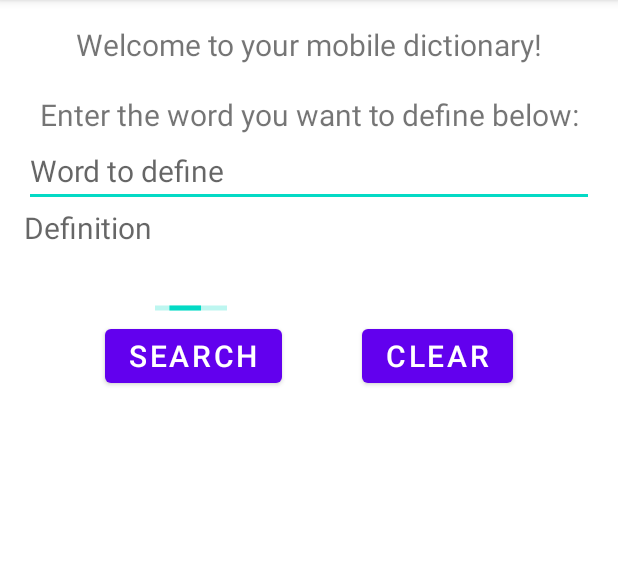
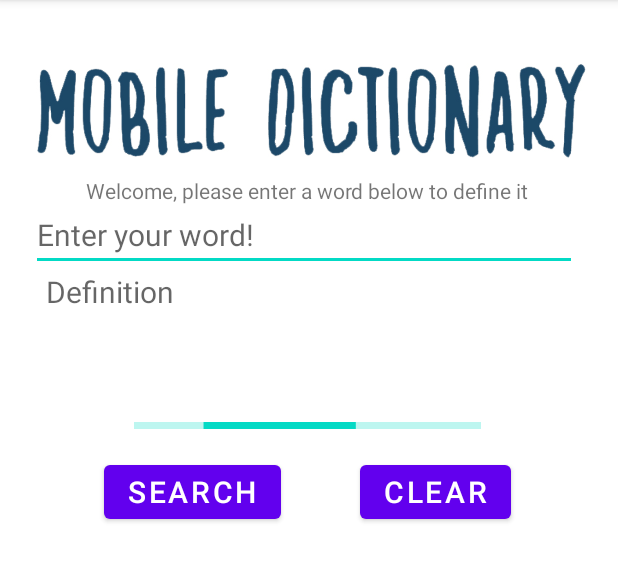
Before and after one commit to martapalermo/5520_SemesterApp, an Android app: the A6 screen opened directly, with no data from a screen before it, on a phone screen of 412 x 824 dp, the part 84-666 px from its top. Run offline under Robolectric (Android 15) with nearby library versions, the phone set to English and light mode, and no system bars.

Commit message:
more edits to progress bar

```diff
--- a/app/src/main/java/edu/neu/madcourse/madsu21_martapalermo/A6.java
+++ b/app/src/main/java/edu/neu/madcourse/madsu21_martapalermo/A6.java
@@ -6,7 +6,6 @@ import android.os.Bundle;
 import android.view.View;
 import android.widget.Button;
 import android.widget.EditText;
-import android.widget.ProgressBar;
 import android.widget.TextView;
 
 public class A6 extends AppCompatActivity {
@@ -14,7 +13,6 @@ public class A6 extends AppCompatActivity {
     String url;
     private TextView showDef;
     private EditText enterWord;
-    private ProgressBar progressBar;
 
     @Override
     protected void onCreate(Bundle savedInstanceState) {
--- a/app/src/main/res/layout/activity_at_your_service.xml
+++ b/app/src/main/res/layout/activity_at_your_service.xml
@@ -1,32 +1,49 @@
 <?xml version="1.0" encoding="utf-8"?>
-<androidx.constraintlayout.widget.ConstraintLayout xmlns:android="http://schemas.android.com/apk/res/android"
+
+<ScrollView
+    xmlns:android="http://schemas.android.com/apk/res/android"
     xmlns:app="http://schemas.android.com/apk/res-auto"
     xmlns:tools="http://schemas.android.com/tools"
-    android:layout_width="match_parent"
     android:layout_height="match_parent"
+    android:layout_width="match_parent">
+
+
+    <androidx.constraintlayout.widget.ConstraintLayout
+        android:layout_width="wrap_content"
+        android:layout_height="wrap_content"
         android:padding="16dp"
         tools:context=".A6">
 
-    <TextView
-        android:id="@+id/prompt"
-        android:layout_width="match_parent"
-        android:layout_height="wrap_content"
-        android:text="Welcome to your mobile dictionary!\n\nEnter the word you want to define below:"
-        android:textSize="20dp"
-        android:textAlignment="center"
+        <ImageView
+            android:id="@+id/image"
+            android:layout_width="378dp"
+            android:layout_height="82dp"
+            android:src="@drawable/mobile_dict"
             app:layout_constraintBottom_toTopOf="@id/enterWord"
+            app:layout_constraintHorizontal_bias="0.0"
             app:layout_constraintLeft_toLeftOf="parent"
             app:layout_constraintRight_toRightOf="parent"
             app:layout_constraintTop_toTopOf="parent" />
 
+        <TextView
+            android:id="@+id/prompt"
+            android:layout_width="wrap_content"
+            android:layout_height="wrap_content"
+            app:layout_constraintLeft_toLeftOf="parent"
+            app:layout_constraintRight_toRightOf="parent"
+            app:layout_constraintTop_toBottomOf="@id/image"
+            app:layout_constraintBottom_toTopOf="@id/enterWord"
+            android:text="Welcome, please enter a word below to define it" />
+
         <EditText
             android:id="@+id/enterWord"
-        android:layout_width="match_parent"
-        android:layout_height="wrap_content"
-        android:hint="Word to define "
+            android:layout_width="364dp"
+            android:layout_height="44dp"
+            android:hint="Enter your word! "
             android:textSize="20dp"
+
             app:layout_constraintBottom_toTopOf="@+id/showDef"
-        app:layout_constraintHorizontal_bias="1.0"
+            app:layout_constraintHorizontal_bias="0.347"
             app:layout_constraintLeft_toLeftOf="parent"
             app:layout_constraintRight_toRightOf="parent"
             app:layout_constraintTop_toBottomOf="@id/prompt" />
@@ -35,19 +52,20 @@
             android:id="@+id/showDef"
             android:layout_width="match_parent"
             android:layout_height="wrap_content"
-        app:layout_constraintTop_toBottomOf="@+id/enterWord"
+            android:hint="Definition"
+            android:scrollbars="vertical"
+            android:textSize="20dp"
+            app:layout_constraintBottom_toTopOf="@+id/searchBtn"
+            app:layout_constraintHorizontal_bias="0.049"
             app:layout_constraintLeft_toLeftOf="parent"
             app:layout_constraintRight_toRightOf="parent"
-        app:layout_constraintBottom_toTopOf="@+id/searchBtn"
-        android:scrollbars="vertical"
-        android:hint="Definition"
-        android:textSize="20dp"/>
+            app:layout_constraintTop_toBottomOf="@+id/enterWord" />
 
         <Button
             android:id="@+id/searchBtn"
             android:layout_width="wrap_content"
             android:layout_height="wrap_content"
-        android:layout_marginTop="48dp"
+            android:layout_marginTop="96dp"
             android:onClick="sendRequestOnClick"
             android:text="Search"
             android:textSize="20dp"
@@ -59,7 +77,7 @@
             android:id="@+id/clearBtn"
             android:layout_width="wrap_content"
             android:layout_height="wrap_content"
-        android:layout_marginTop="48dp"
+            android:layout_marginTop="96dp"
             android:text="Clear"
             android:textSize="20dp"
             app:layout_constraintLeft_toRightOf="@id/searchBtn"
@@ -69,14 +87,14 @@
         <ProgressBar
             android:id="@+id/progressBar"
             style="@style/Widget.AppCompat.ProgressBar.Horizontal"
-        android:layout_width="wrap_content"
-        android:layout_height="wrap_content"
-        android:layout_marginTop="32dp"
+            android:layout_width="231dp"
+            android:layout_height="23dp"
+            android:layout_marginTop="64dp"
             android:indeterminate="true"
-        app:layout_constraintHorizontal_bias="0.264"
             app:layout_constraintLeft_toLeftOf="parent"
 
             app:layout_constraintRight_toRightOf="parent"
             app:layout_constraintTop_toBottomOf="@id/showDef" />
 
     </androidx.constraintlayout.widget.ConstraintLayout>
+</ScrollView>
```
Also changed, not shown: app/src/main/res/drawable/mobile_dict.jpg (added), 4 other files. Lines whose indentation alone changed are shown as unchanged.
